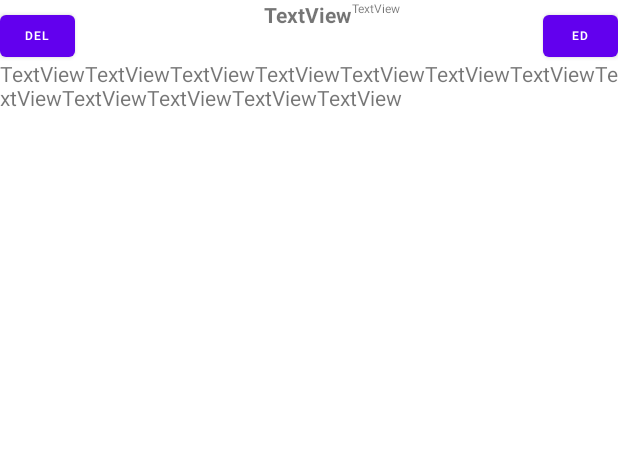
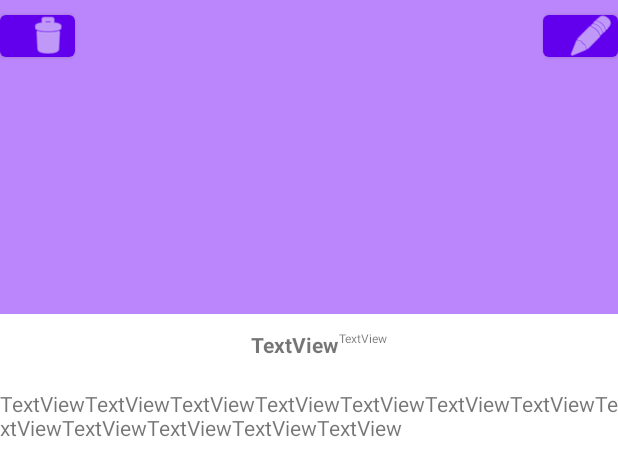
Before and after one commit to antizep/DayPlanned, an Android app: the layout shedule_layout.xml on its own in the app's theme, with its tools: preview values and no code run, on a phone screen of 412 x 824 dp. Shown: the top 476 px of the screen. Run offline under Robolectric (Android 15) with nearby library versions, the phone set to English and light mode, and no system bars.

Commit message:
Opraveny chyby oznámení Přidány obrázky do panelu úkolů

```diff
--- a/app/src/main/AndroidManifest.xml
+++ b/app/src/main/AndroidManifest.xml
@@ -1,5 +1,6 @@
 <?xml version="1.0" encoding="utf-8"?>
 <manifest xmlns:android="http://schemas.android.com/apk/res/android"
+    xmlns:tools="http://schemas.android.com/tools"
     package="com.example.dayplanned">
 
     <application
@@ -32,5 +33,6 @@
         </activity>
         <activity android:name=".AddScheduleActivity" />
     </application>
-
+    <uses-permission android:name="android.permission.VIBRATE"
+        tools:ignore="ManifestOrder" />
 </manifest>
--- a/app/src/main/java/com/example/dayplanned/MainActivity.kt
+++ b/app/src/main/java/com/example/dayplanned/MainActivity.kt
@@ -67,10 +67,10 @@ class MainActivity : AppCompatActivity() {
             return
         }
         calAlert = schedule.getTxtTime()
-        Log.d("ALERT","old:"+ calAlert+",new:"+schedule.getTxtTime())
+        Log.d("MyReceiver","old:"+ calAlert+",new:"+ schedule.time!!.time.toString())
         val alarmManager: AlarmManager = getSystemService(Context.ALARM_SERVICE) as AlarmManager
         val myIntent = Intent(applicationContext, MyReceiver::class.java)
-        myIntent.action = "restartservice"
+        //myIntent.action = "restartservice"
         myIntent.putExtra(HEADER,schedule.header)
         myIntent.putExtra(DESCRIPTION,schedule.description)
 
--- a/app/src/main/java/com/example/dayplanned/model/Schedule.kt
+++ b/app/src/main/java/com/example/dayplanned/model/Schedule.kt
@@ -18,6 +18,7 @@ data class Schedule(val id:Int, val header: String?, val description: String?){
             return -1;
         }
     }
+
     fun getMinute():Int{
         if(time != null){
             return time!!.get(Calendar.MINUTE)
--- a/app/src/main/java/com/example/dayplanned/services/NatUtill.kt
+++ b/app/src/main/java/com/example/dayplanned/services/NatUtill.kt
@@ -19,11 +19,12 @@ class NotificationUtils(base: Context) : ContextWrapper(base) {
     @RequiresApi(Build.VERSION_CODES.O)
     private fun createChannels() {
         val myChannel = NotificationChannel(CHANNEL_ID,
-            CHANNEL_NAME, NotificationManager.IMPORTANCE_DEFAULT).apply {
+            CHANNEL_NAME, NotificationManager.IMPORTANCE_HIGH).apply {
             description = "AHTUNG NOTIFICATION"
             enableLights(true)
             lightColor = Color.RED
             enableVibration(true)
+
             vibrationPattern = longArrayOf(500,50,500)
             setShowBadge(false)
         }
--- a/app/src/main/res/layout/shedule_layout.xml
+++ b/app/src/main/res/layout/shedule_layout.xml
@@ -3,16 +3,18 @@
     xmlns:app="http://schemas.android.com/apk/res-auto"
     xmlns:tools="http://schemas.android.com/tools"
     android:layout_width="match_parent"
-    android:layout_height="wrap_content">
+    android:layout_height="wrap_content"
+    android:visibility="visible">
 
     <TextView
         android:id="@+id/scheduleHeader"
         android:layout_width="wrap_content"
         android:layout_height="wrap_content"
+        android:layout_marginTop="220dp"
         android:text="TextView"
         android:textStyle="bold"
         app:layout_constraintEnd_toEndOf="parent"
-        app:layout_constraintHorizontal_bias="0.498"
+        app:layout_constraintHorizontal_bias="0.474"
         app:layout_constraintStart_toStartOf="parent"
         app:layout_constraintTop_toTopOf="parent" />
 
@@ -33,6 +35,7 @@
         android:layout_marginTop="4dp"
         android:text="del"
         android:textSize="8sp"
+        app:icon="@android:drawable/ic_menu_delete"
         app:layout_constraintStart_toStartOf="parent"
         app:layout_constraintTop_toTopOf="parent" />
 
@@ -43,6 +46,7 @@
         android:layout_marginTop="4dp"
         android:text="ed"
         android:textSize="8sp"
+        app:icon="@android:drawable/ic_menu_edit"
         app:layout_constraintEnd_toEndOf="parent"
         app:layout_constraintTop_toTopOf="parent" />
 
@@ -55,4 +59,17 @@
         app:layout_constraintStart_toEndOf="@+id/scheduleHeader"
         app:layout_constraintTop_toTopOf="@+id/scheduleHeader" />
 
+    <ImageView
+        android:id="@+id/imageView"
+        android:layout_width="match_parent"
+        android:layout_height="209dp"
+        android:visibility="visible"
+        app:layout_constraintEnd_toEndOf="parent"
+        app:layout_constraintHorizontal_bias="0.0"
+        app:layout_constraintStart_toStartOf="parent"
+        app:layout_constraintTop_toTopOf="parent"
+        app:srcCompat="@android:drawable/sym_def_app_icon"
+        tools:srcCompat="@color/purple_200"
+        tools:visibility="visible" />
+
 </androidx.constraintlayout.widget.ConstraintLayout>
```
Also changed, not shown: app/src/main/java/com/example/dayplanned/services/MyReceiver.kt (+14 -10 lines), app/src/main/java/com/example/dayplanned/services/NotificationService.kt (+2 -14 lines), 1 other file.
